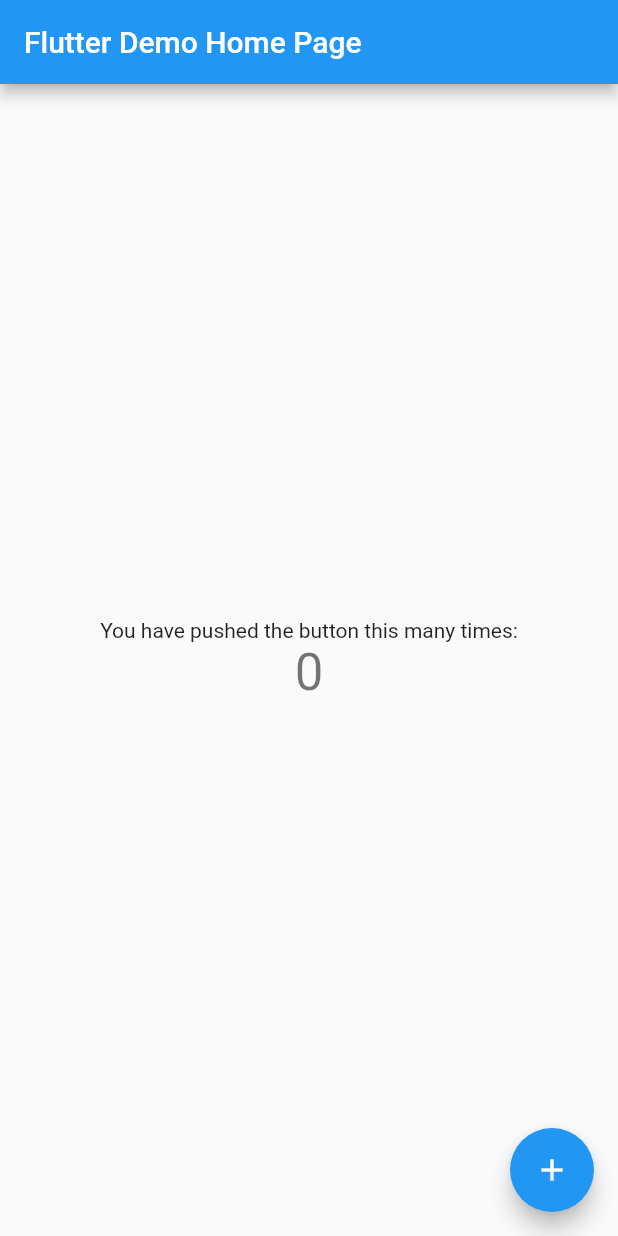
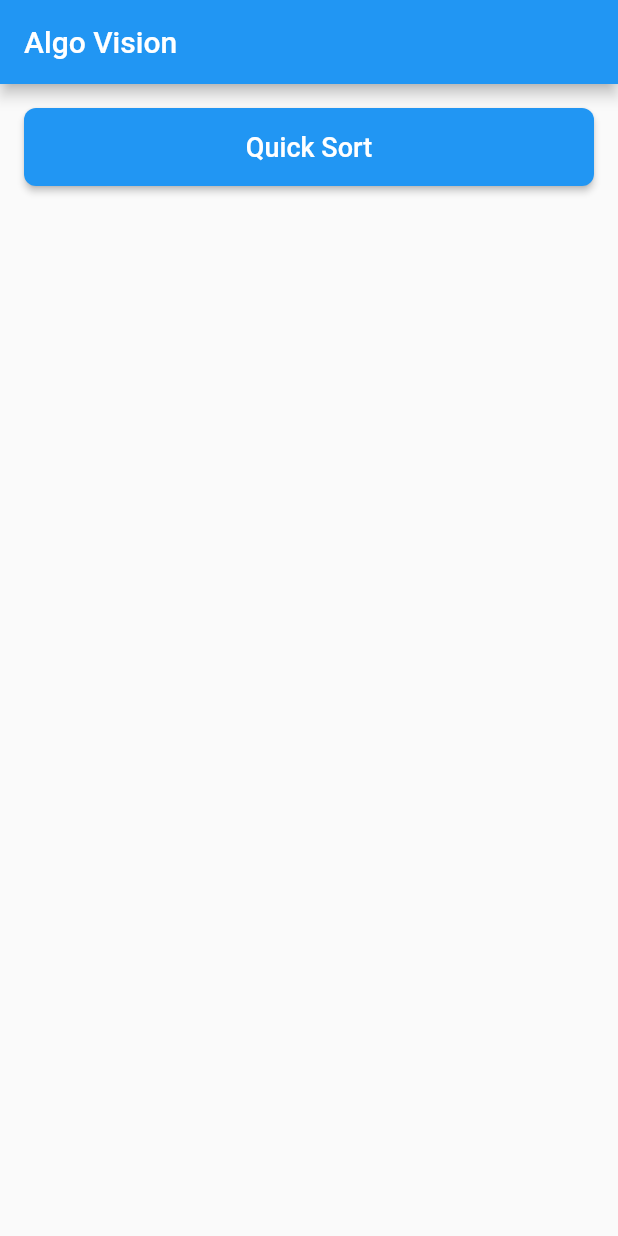
Before and after one commit to hypernexuslabs/Algo-Vision, a Flutter app: the screen it shows after launch, on a phone screen of 412 x 824 dp. Run offline on Flutter 3.47's test engine with Material 2 defaults, Android fonts, the phone set to English and light mode, and no system bars; our stand-ins replace get.

Commit message:
getX setup

```diff
--- /dev/null
+++ b/lib/config/page_routes.dart
@@ -0,0 +1,3 @@
+///
+/// Created by Auro (auro@smarttersstudio.com) on 10/10/21 at 4:54 pm
+///
--- a/lib/main.dart
+++ b/lib/main.dart
@@ -1,4 +1,6 @@
+import 'package:algo_vision/pages/home/home_page.dart';
 import 'package:flutter/material.dart';
+import 'package:get/get.dart';
 
 void main() {
   runApp(const MyApp());
@@ -10,106 +12,13 @@ class MyApp extends StatelessWidget {
   // This widget is the root of your application.
   @override
   Widget build(BuildContext context) {
-    return MaterialApp(
-      title: 'Flutter Demo',
+    return GetMaterialApp(
+      debugShowCheckedModeBanner: false,
+      title: 'AlgoVision',
       theme: ThemeData(
-        // This is the theme of your application.
-        //
-        // Try running your application with "flutter run". You'll see the
-        // application has a blue toolbar. Then, without quitting the app, try
-        // changing the primarySwatch below to Colors.green and then invoke
-        // "hot reload" (press "r" in the console where you ran "flutter run",
-        // or simply save your changes to "hot reload" in a Flutter IDE).
-        // Notice that the counter didn't reset back to zero; the application
-        // is not restarted.
         primarySwatch: Colors.blue,
       ),
-      home: const MyHomePage(title: 'Flutter Demo Home Page'),
+      home: const HomePage(),
     );
   }
 }
-
-class MyHomePage extends StatefulWidget {
-  const MyHomePage({Key? key, required this.title}) : super(key: key);
-
-  // This widget is the home page of your application. It is stateful, meaning
-  // that it has a State object (defined below) that contains fields that affect
-  // how it looks.
-
-  // This class is the configuration for the state. It holds the values (in this
-  // case the title) provided by the parent (in this case the App widget) and
-  // used by the build method of the State. Fields in a Widget subclass are
-  // always marked "final".
-
-  final String title;
-
-  @override
-  State<MyHomePage> createState() => _MyHomePageState();
-}
-
-class _MyHomePageState extends State<MyHomePage> {
-  int _counter = 0;
-
-  void _incrementCounter() {
-    setState(() {
-      // This call to setState tells the Flutter framework that something has
-      // changed in this State, which causes it to rerun the build method below
-      // so that the display can reflect the updated values. If we changed
-      // _counter without calling setState(), then the build method would not be
-      // called again, and so nothing would appear to happen.
-      _counter++;
-    });
-  }
-
-  @override
-  Widget build(BuildContext context) {
-    // This method is rerun every time setState is called, for instance as done
-    // by the _incrementCounter method above.
-    //
-    // The Flutter framework has been optimized to make rerunning build methods
-    // fast, so that you can just rebuild anything that needs updating rather
-    // than having to individually change instances of widgets.
-    return Scaffold(
-      appBar: AppBar(
-        // Here we take the value from the MyHomePage object that was created by
-        // the App.build method, and use it to set our appbar title.
-        title: Text(widget.title),
-      ),
-      body: Center(
-        // Center is a layout widget. It takes a single child and positions it
-        // in the middle of the parent.
-        child: Column(
-          // Column is also a layout widget. It takes a list of children and
-          // arranges them vertically. By default, it sizes itself to fit its
-          // children horizontally, and tries to be as tall as its parent.
-          //
-          // Invoke "debug painting" (press "p" in the console, choose the
-          // "Toggle Debug Paint" action from the Flutter Inspector in Android
-          // Studio, or the "Toggle Debug Paint" command in Visual Studio Code)
-          // to see the wireframe for each widget.
-          //
-          // Column has various properties to control how it sizes itself and
-          // how it positions its children. Here we use mainAxisAlignment to
-          // center the children vertically; the main axis here is the vertical
-          // axis because Columns are vertical (the cross axis would be
-          // horizontal).
-          mainAxisAlignment: MainAxisAlignment.center,
-          children: <Widget>[
-            const Text(
-              'You have pushed the button this many times:',
-            ),
-            Text(
-              '$_counter',
-              style: Theme.of(context).textTheme.headline4,
-            ),
-          ],
-        ),
-      ),
-      floatingActionButton: FloatingActionButton(
-        onPressed: _incrementCounter,
-        tooltip: 'Increment',
-        child: const Icon(Icons.add),
-      ), // This trailing comma makes auto-formatting nicer for build methods.
-    );
-  }
-}
--- /dev/null
+++ b/lib/pages/algorithms/algorithm_view_page.dart
@@ -0,0 +1,3 @@
+///
+/// Created by Auro (auro@smarttersstudio.com) on 10/10/21 at 6:21 pm
+///
--- /dev/null
+++ b/lib/pages/home/home_page.dart
@@ -0,0 +1,34 @@
+import 'package:algo_vision/widgets/app_primary_button.dart';
+import 'package:flutter/material.dart';
+
+///
+/// Created by Auro (auro@smarttersstudio.com) on 10/10/21 at 5:09 pm
+///
+
+class HomePage extends StatelessWidget {
+  static const route = "/home-page";
+
+  const HomePage({Key? key}) : super(key: key);
+
+  final List<String> algorithms = const ["Quick Sort"];
+
+  @override
+  Widget build(BuildContext context) {
+    return Scaffold(
+      appBar: AppBar(
+        title: const Text("Algo Vision"),
+      ),
+      body: ListView.builder(
+        padding: const EdgeInsets.all(16),
+        itemCount: algorithms.length,
+        itemBuilder: (c, i) => Padding(
+          padding: const EdgeInsets.only(bottom: 10),
+          child: AppPrimaryButton(
+            child: Text("${algorithms[i]}"),
+            onPressed: () {},
+          ),
+        ),
+      ),
+    );
+  }
+}
--- /dev/null
+++ b/lib/widgets/app_primary_button.dart
@@ -0,0 +1,96 @@
+///
+/// Created by Auro (auro@smarttersstudio.com) on 10/10/21 at 5:30 pm
+///
+
+import 'package:algo_vision/widgets/app_loader.dart';
+import 'package:flutter/material.dart';
+
+class AppPrimaryButton extends StatefulWidget {
+  const AppPrimaryButton(
+      {required this.child,
+      Key? key,
+      this.onPressed,
+      this.height,
+      this.width,
+      this.color,
+      this.shape,
+      this.padding,
+      this.textStyle})
+      : super(key: key);
+
+  final ShapeBorder? shape;
+  final Widget child;
+  final VoidCallback? onPressed;
+  final double? height, width;
+  final Color? color;
+  final EdgeInsets? padding;
+  final TextStyle? textStyle;
+
+  @override
+  AppPrimaryButtonState createState() => AppPrimaryButtonState();
+}
+
+class AppPrimaryButtonState extends State<AppPrimaryButton> {
+  bool _isLoading = false;
+
+  void showLoader() {
+    setState(() {
+      _isLoading = true;
+    });
+  }
+
+  void hideLoader() {
+    setState(() {
+      _isLoading = false;
+    });
+  }
+
+  @override
+  Widget build(BuildContext context) {
+    final theme = Theme.of(context);
+
+    return _isLoading
+        ? AppProgress(color: widget.color ?? theme.primaryColor)
+        : ElevatedButton(
+            // style: ButtonStyle(
+            //   padding: MaterialStateProperty.all(
+            //     widget.padding ??
+            //         const EdgeInsets.symmetric(vertical: 14, horizontal: 48),
+            //   ),
+            //   textStyle: MaterialStateProperty.resolveWith(
+            //       (Set<MaterialState> states) {
+            //     if (states.contains(MaterialState.disabled))
+            //       return TextStyle(color: Colors.grey.shade500);
+
+            //     return TextStyle(color: AppColors.brightPrimary);
+            //   }),
+            //   foregroundColor: MaterialStateProperty.resolveWith<Color?>(
+            //     (Set<MaterialState> states) {
+            //       if (states.contains(MaterialState.pressed))
+            //         return AppColors.brightPrimary.shade800;
+            //       else if (states.contains(MaterialState.disabled))
+            //         return Colors.grey.shade500;
+            //         return AppColors.brightPrimary;
+            //     },
+            //   )
+            // ),
+            style: ElevatedButton.styleFrom(
+              primary: widget.color ?? theme.primaryColor,
+              minimumSize: Size(widget.width ?? 64, widget.height ?? 52),
+              shape: RoundedRectangleBorder(
+                  borderRadius: BorderRadius.circular(8)),
+              padding: widget.padding ??
+                  const EdgeInsets.symmetric(vertical: 14, horizontal: 48),
+              textStyle: widget.textStyle ??
+                  const TextStyle(
+                    fontSize: 18,
+                    letterSpacing: 0,
+                    color: Colors.white,
+                    fontWeight: FontWeight.w500,
+                  ),
+            ),
+            onPressed: widget.onPressed,
+            child: widget.child,
+          );
+  }
+}
--- a/pubspec.yaml
+++ b/pubspec.yaml
@@ -34,6 +34,7 @@ dependencies:
   # The following adds the Cupertino Icons font to your application.
   # Use with the CupertinoIcons class for iOS style icons.
   cupertino_icons: ^1.0.2
+  get: ^4.3.8
 
 dev_dependencies:
   flutter_test:
```
Also changed, not shown: lib/widgets/app_loader.dart (added, +118 -0 lines), pubspec.lock.
